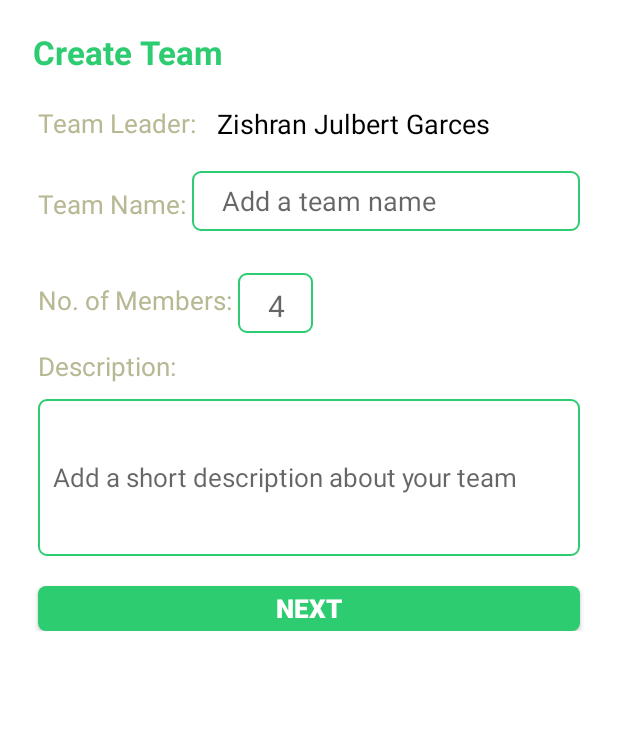
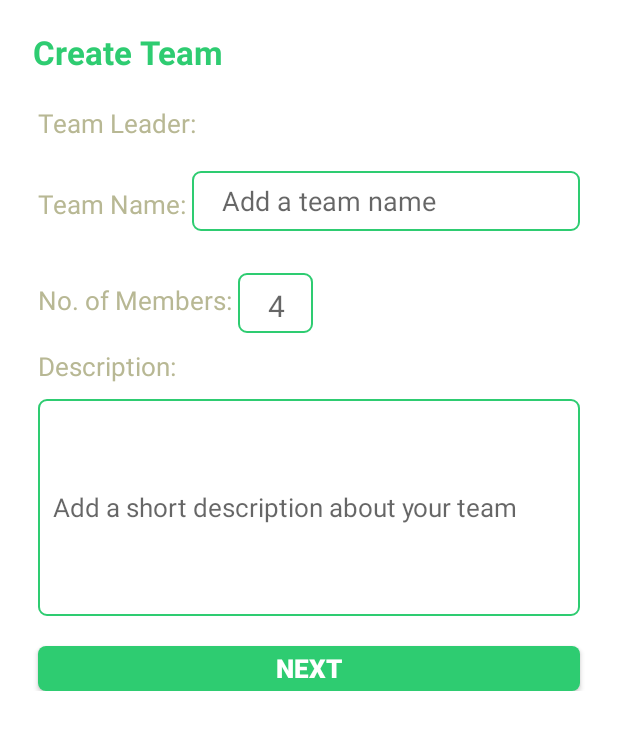
Before and after one commit to jmblank09/teamderived, an Android app: the layout fragment_create_team.xml on its own in the app's theme, with its tools: preview values and no code run, on a phone screen of 412 x 824 dp. Shown: the top 730 px of the screen. Run offline under Robolectric (Android 15) with nearby library versions, the phone set to English and light mode, and no system bars.

```diff
--- a/app/src/main/java/com/reginalddc/teamderapp/Activity/LoginActivity.java
+++ b/app/src/main/java/com/reginalddc/teamderapp/Activity/LoginActivity.java
@@ -109,7 +109,7 @@ public class LoginActivity extends AppCompatActivity {
             }
         };
         Handler pdCanceller = new Handler();
-        pdCanceller.postDelayed(progressRunnable, 1000);
+        pdCanceller.postDelayed(progressRunnable, 2000);
         AsyncHttpClient client = new AsyncHttpClient();
 
         client.get("http://107.170.61.180/android/teamderived_api/auth/login.php", params, new AsyncHttpResponseHandler() {
--- a/app/src/main/java/com/reginalddc/teamderapp/Activity/MainActivity.java
+++ b/app/src/main/java/com/reginalddc/teamderapp/Activity/MainActivity.java
@@ -19,7 +19,7 @@ public class MainActivity extends AppCompatActivity {
             public void run() {
                 try {
                     super.run();
-                    sleep(4000);  //Delay of 10 seconds
+                    sleep(2000);  //Delay of 10 seconds
                 } catch (Exception e) {
 
                 } finally {
--- a/app/src/main/res/layout/fragment_create_team.xml
+++ b/app/src/main/res/layout/fragment_create_team.xml
@@ -40,7 +40,7 @@
 
             <RelativeLayout
                 android:layout_width="match_parent"
-                android:layout_height="250dp"
+                android:layout_height="300dp"
                 android:layout_weight="0.20">
 
                 <TextView
@@ -62,8 +62,7 @@
                     android:layout_width="match_parent"
                     android:layout_height="30dp"
                     android:textAppearance="?android:attr/textAppearanceSmall"
-                    android:text="Zishran Julbert Garces"
-                    android:id="@+id/teamLeader"
+                    android:id="@+id/textView_teamLeader"
                     android:textColor="@color/black"
                     android:layout_alignParentTop="true"
                     android:layout_toRightOf="@+id/textView9"
@@ -94,7 +93,7 @@
                     android:layout_width="match_parent"
                     android:layout_height="40dp"
                     android:textAppearance="?android:attr/textAppearanceSmall"
-                    android:id="@+id/teamName"
+                    android:id="@+id/editText_teamName"
                     android:textColor="@color/black"
                     android:textSize="18dp"
                     android:layout_marginBottom="10dp"
--- a/app/src/main/res/layout/fragment_edit_profile.xml
+++ b/app/src/main/res/layout/fragment_edit_profile.xml
@@ -525,6 +525,7 @@
                 android:layout_marginLeft="10dp"
                 android:layout_marginRight="10dp"
                 android:layout_marginBottom="15dp" />
+
         </LinearLayout>
 
     </RelativeLayout>
```
Also changed, not shown: app/src/main/java/com/reginalddc/teamderapp/CreateTeamFragment/CreateTeamFragment.java (+10 -2 lines), app/src/main/res/layout/fragment_create_team2.xml (+0 -8 lines).
